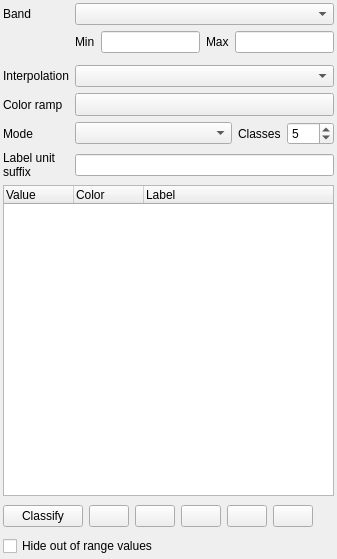
The window that src/ui/qgssinglebandpseudocolorrendererwidgetbase.ui (qgis/QGIS) describes before a commit, drawn with Qt 5.
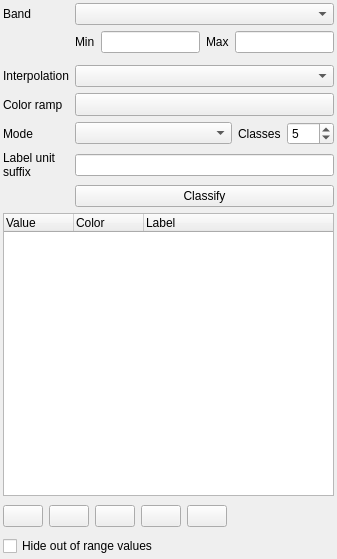
The same window after the commit. Icons and pictures are not drawn. Custom widgets are drawn as their Qt base class.

Commit message: moves classify button to the top of the values table

What changed in the file:
```diff
--- a/src/ui/qgssinglebandpseudocolorrendererwidgetbase.ui
+++ b/src/ui/qgssinglebandpseudocolorrendererwidgetbase.ui
@@ -14,9 +14,58 @@
    <string>Form</string>
   </property>
   <layout class="QGridLayout" name="gridLayout">
-   <property name="margin">
+   <property name="leftMargin">
     <number>3</number>
    </property>
+   <property name="topMargin">
+    <number>3</number>
+   </property>
+   <property name="rightMargin">
+    <number>3</number>
+   </property>
+   <property name="bottomMargin">
+    <number>3</number>
+   </property>
+   <item row="11" column="0" colspan="2">
+    <widget class="QTreeWidget" name="mColormapTreeWidget">
+     <property name="sizePolicy">
+      <sizepolicy hsizetype="Expanding" vsizetype="Expanding">
+       <horstretch>0</horstretch>
+       <verstretch>0</verstretch>
+      </sizepolicy>
+     </property>
+     <property name="minimumSize">
+      <size>
+       <width>0</width>
+       <height>250</height>
+      </size>
+     </property>
+     <attribute name="headerDefaultSectionSize">
+      <number>70</number>
+     </attribute>
+     <attribute name="headerMinimumSectionSize">
+      <number>10</number>
+     </attribute>
+     <attribute name="headerStretchLastSection">
+      <bool>true</bool>
+     </attribute>
+     <column>
+      <property name="text">
+       <string>Value</string>
+      </property>
+     </column>
+     <column>
+      <property name="text">
+       <string>Color</string>
+      </property>
+     </column>
+     <column>
+      <property name="text">
+       <string>Label</string>
+      </property>
+     </column>
+    </widget>
+   </item>
    <item row="0" column="0">
     <widget class="QLabel" name="mBandLabel">
      <property name="text">
@@ -56,6 +105,9 @@
    <item row="0" column="1">
     <widget class="QgsRasterBandComboBox" name="mBandComboBox"/>
    </item>
+   <item row="4" column="1">
+    <widget class="QComboBox" name="mColorInterpolationComboBox"/>
+   </item>
    <item row="1" column="1">
     <layout class="QHBoxLayout" name="minMaxHorizontalLayout">
      <item>
@@ -92,9 +144,6 @@
      </item>
     </layout>
    </item>
-   <item row="4" column="1">
-    <widget class="QComboBox" name="mColorInterpolationComboBox"/>
-   </item>
    <item row="5" column="1">
     <widget class="QgsColorRampButton" name="btnColorRamp">
      <property name="sizePolicy">
@@ -164,58 +213,8 @@
      </property>
     </widget>
    </item>
-   <item row="10" column="0" colspan="2">
-    <widget class="QTreeWidget" name="mColormapTreeWidget">
-     <property name="sizePolicy">
-      <sizepolicy hsizetype="Expanding" vsizetype="Expanding">
-       <horstretch>0</horstretch>
-       <verstretch>0</verstretch>
-      </sizepolicy>
-     </property>
-     <property name="minimumSize">
-      <size>
-       <width>0</width>
-       <height>250</height>
-      </size>
-     </property>
-     <attribute name="headerDefaultSectionSize">
-      <number>70</number>
-     </attribute>
-     <attribute name="headerMinimumSectionSize">
-      <number>10</number>
-     </attribute>
-     <attribute name="headerStretchLastSection">
-      <bool>true</bool>
-     </attribute>
-     <column>
-      <property name="text">
-       <string>Value</string>
-      </property>
-     </column>
-     <column>
-      <property name="text">
-       <string>Color</string>
-      </property>
-     </column>
-     <column>
-      <property name="text">
-       <string>Label</string>
-      </property>
-     </column>
-    </widget>
-   </item>
-   <item row="12" column="0" colspan="2">
+   <item row="13" column="0" colspan="2">
     <layout class="QHBoxLayout" name="horizontalLayout_3">
-     <item>
-      <widget class="QPushButton" name="mClassifyButton">
-       <property name="toolTip">
-        <string>Calculate all classes</string>
-       </property>
-       <property name="text">
-        <string>Classify</string>
-       </property>
-      </widget>
-     </item>
      <item>
       <widget class="QPushButton" name="mAddEntryButton">
        <property name="toolTip">
@@ -286,7 +285,7 @@
      </item>
     </layout>
    </item>
-   <item row="13" column="0" colspan="2">
+   <item row="14" column="0" colspan="2">
     <widget class="QCheckBox" name="mClipCheckBox">
      <property name="toolTip">
       <string>If checked, any pixels with a value out of range will not be rendered</string>
@@ -299,6 +298,16 @@
    <item row="2" column="0" colspan="2">
     <widget class="QWidget" name="mMinMaxContainerWidget" native="true"/>
    </item>
+   <item row="10" column="1">
+    <widget class="QPushButton" name="mClassifyButton">
+     <property name="toolTip">
+      <string>Calculate all classes</string>
+     </property>
+     <property name="text">
+      <string>Classify</string>
+     </property>
+    </widget>
+   </item>
   </layout>
  </widget>
  <customwidgets>
```
Left out of the diff: 1 changed line with no effect on the pictures. The commit also changes 3 other files.
